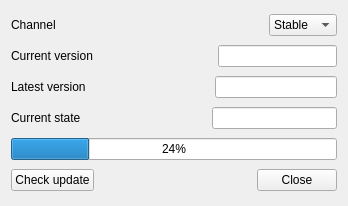
Above: src/udt/forms/mainwindow.ui from wangwenx190/dynamic-desktop before the change. Below: the same form after it.
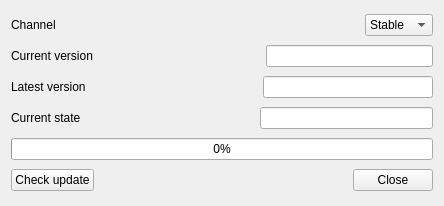
That is the form after the change. Icons and pictures are not drawn.

What changed in the file:
```diff
--- a/src/udt/forms/mainwindow.ui
+++ b/src/udt/forms/mainwindow.ui
@@ -6,7 +6,7 @@
    <rect>
     <x>0</x>
     <y>0</y>
-    <width>348</width>
+    <width>444</width>
     <height>206</height>
    </rect>
   </property>
@@ -151,8 +151,17 @@
    </item>
    <item>
     <widget class="QProgressBar" name="progressBar">
+     <property name="maximum">
+      <number>99</number>
+     </property>
      <property name="value">
-      <number>24</number>
+      <number>0</number>
+     </property>
+     <property name="textVisible">
+      <bool>true</bool>
+     </property>
+     <property name="textDirection">
+      <enum>QProgressBar::TopToBottom</enum>
      </property>
     </widget>
    </item>
```
